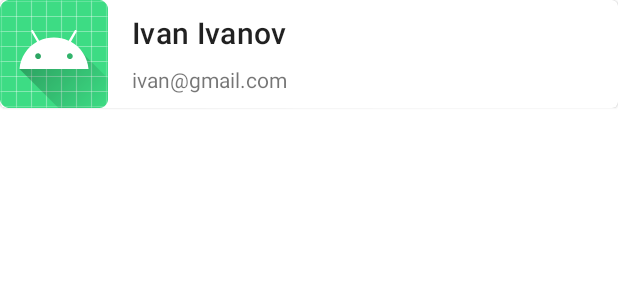
After one commit to Roman2048/user_list, an Android app: the layout fragment_user_details.xml on its own in the app's theme, with its tools: preview values and no code run, on a phone screen of 412 x 824 dp. The commit adds this screen. Shown: the top 300 px of the screen. Run offline under Robolectric (Android 15) with nearby library versions, the phone set to English and light mode, and no system bars.

Commit message:
Add user details screen

```diff
--- /dev/null
+++ b/app/src/main/res/layout/fragment_user_details.xml
@@ -0,0 +1,45 @@
+<?xml version="1.0" encoding="utf-8"?>
+<com.google.android.material.card.MaterialCardView xmlns:android="http://schemas.android.com/apk/res/android"
+xmlns:app="http://schemas.android.com/apk/res-auto"
+xmlns:tools="http://schemas.android.com/tools"
+android:id="@+id/home_user_card_view"
+android:layout_width="match_parent"
+android:layout_marginBottom="8dp"
+android:layout_height="wrap_content">
+
+<androidx.constraintlayout.widget.ConstraintLayout
+    android:layout_width="match_parent"
+    android:layout_height="match_parent">
+
+    <androidx.appcompat.widget.AppCompatImageView
+        android:id="@+id/user_details_user_avatar_image_view"
+        android:layout_width="wrap_content"
+        android:layout_height="wrap_content"
+        app:layout_constraintStart_toStartOf="parent"
+        app:layout_constraintTop_toTopOf="parent"
+        tools:src="@mipmap/ic_launcher" />
+
+    <com.google.android.material.textview.MaterialTextView
+        android:id="@+id/user_details_user_name_text_view"
+        android:layout_width="wrap_content"
+        android:layout_height="wrap_content"
+        android:layout_marginStart="16dp"
+        android:layout_marginTop="8dp"
+        android:textAppearance="@style/TextAppearance.MaterialComponents.Headline6"
+        app:layout_constraintStart_toEndOf="@id/user_details_user_avatar_image_view"
+        app:layout_constraintTop_toTopOf="parent"
+        tools:text="Ivan Ivanov" />
+
+    <com.google.android.material.textview.MaterialTextView
+        android:id="@+id/user_details_user_email_text_view"
+        android:layout_width="wrap_content"
+        android:layout_height="wrap_content"
+        android:layout_marginStart="16dp"
+        android:layout_marginTop="8dp"
+        app:layout_constraintStart_toEndOf="@id/user_details_user_avatar_image_view"
+        app:layout_constraintTop_toBottomOf="@id/user_details_user_name_text_view"
+        tools:text="ivan@gmail.com" />
+
+</androidx.constraintlayout.widget.ConstraintLayout>
+
+</com.google.android.material.card.MaterialCardView>
--- a/app/src/main/res/layout/user_item.xml
+++ b/app/src/main/res/layout/user_item.xml
@@ -2,6 +2,7 @@
 <com.google.android.material.card.MaterialCardView xmlns:android="http://schemas.android.com/apk/res/android"
     xmlns:app="http://schemas.android.com/apk/res-auto"
     xmlns:tools="http://schemas.android.com/tools"
+    android:id="@+id/home_user_card_view"
     android:layout_width="match_parent"
     android:layout_marginBottom="8dp"
     android:layout_height="wrap_content">
@@ -10,7 +11,7 @@
         android:layout_width="match_parent"
         android:layout_height="match_parent">
 
-        <androidx.appcompat.widget.AppCompatImageView
+        <ImageView
             android:id="@+id/home_user_avatar_image_view"
             android:layout_width="wrap_content"
             android:layout_height="wrap_content"
```
Also changed, not shown: app/src/main/java/com/example/mobtest/adapter/UserAdapter.kt (+9 -2 lines), app/src/main/java/com/example/mobtest/ui/HomeFragment.kt (+14 -75 lines), app/src/main/java/com/example/mobtest/ui/UserDetailsFragment.kt (added, +36 -0 lines), app/src/main/java/com/example/mobtest/viewmodel/UserViewModel.kt (+23 -2 lines), app/src/main/res/navigation/nav_graph.xml (+10 -1 lines).
